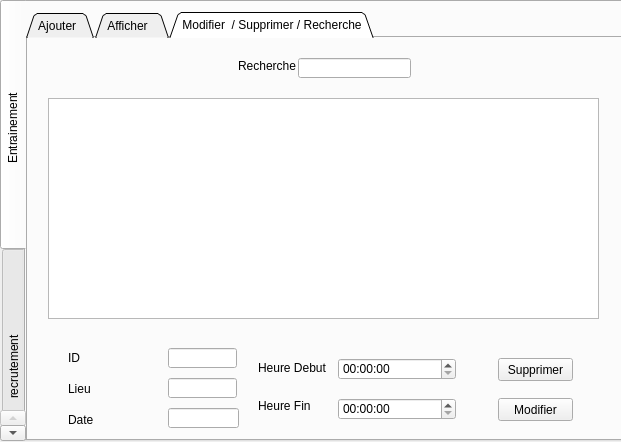
Alahamed/Projet-Cpp, file dialogevenement.ui: the form before one commit.
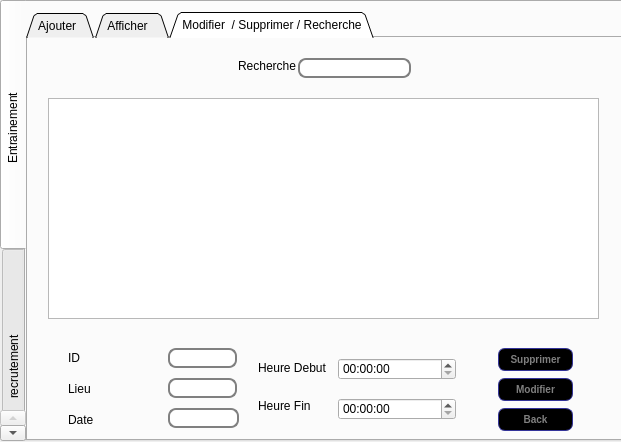
The form after the commit. The open tabs and pages were chosen to show the change. Icons and pictures are not drawn.

```diff
--- a/dialogevenement.ui
+++ b/dialogevenement.ui
@@ -13,6 +13,34 @@
   <property name="windowTitle">
    <string>Dialog</string>
   </property>
+  <property name="styleSheet">
+   <string notr="true">QLineEdit{border-radius: 8px; 
+border: 2px solid gray;
+
+padding: 0 8px;
+background: white; }
+
+
+
+QPushButton
+{
+color: gray;
+font-weight: bold;
+background-color: black;
+border-width: 1px;
+border-color: #339;
+border-style: solid;
+border-radius: 7;
+padding: 3px;
+font-size: 10px;
+padding-left: 5px;
+padding-right: 5px;
+
+}
+QPushButton:hover { background-color: white;
+color:black;
+ text-decoration: underline; }</string>
+  </property>
   <widget class="QTabWidget" name="tabWidget">
    <property name="geometry">
     <rect>
@@ -371,7 +399,7 @@
        <property name="geometry">
         <rect>
          <x>470</x>
-         <y>360</y>
+         <y>340</y>
          <width>75</width>
          <height>23</height>
         </rect>
@@ -454,7 +482,7 @@
        <property name="geometry">
         <rect>
          <x>470</x>
-         <y>320</y>
+         <y>310</y>
          <width>75</width>
          <height>23</height>
         </rect>
@@ -464,7 +492,20 @@
        </property>
        <property name="icon">
         <iconset>
-         <normaloff>../../Desktop/rectangle-button-icon-png-6.png</normaloff>../../Desktop/rectangle-button-icon-png-6.png</iconset>
+         <normaloff>../rectangle-button-icon-png-6.png</normaloff>../rectangle-button-icon-png-6.png</iconset>
+       </property>
+      </widget>
+      <widget class="QPushButton" name="pushButton_8">
+       <property name="geometry">
+        <rect>
+         <x>470</x>
+         <y>370</y>
+         <width>75</width>
+         <height>23</height>
+        </rect>
+       </property>
+       <property name="text">
+        <string>Back</string>
        </property>
       </widget>
      </widget>
```
Left out of the diff: 18 changed lines with no effect on the pictures.
